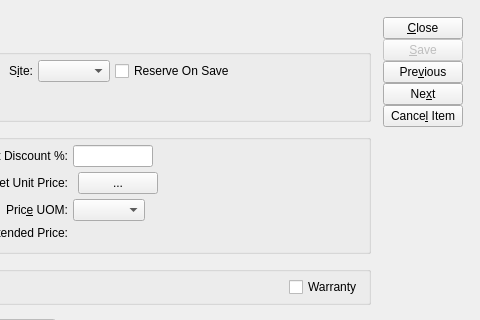
Old version of the form guiclient/salesOrderItem.ui in the repository Pegasus-RPG/xtuple-client; both pictures show x 465 to 945 and y 0 to 320 of the 945 by 856 pixel window.
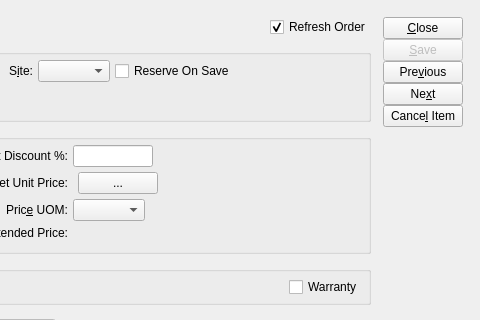
New version of the form. Custom widgets are drawn as their Qt base class.

Commit message: Issue #25187: Allow user to turn off immediate Order Header refresh

Diff of the .ui file:
```diff
--- a/guiclient/salesOrderItem.ui
+++ b/guiclient/salesOrderItem.ui
@@ -150,6 +150,19 @@
          </property>
         </spacer>
        </item>
+       <item>
+        <widget class="XCheckBox" name="_orderRefresh">
+         <property name="toolTip">
+          <string>Refresh the Order Items list immediately on save</string>
+         </property>
+         <property name="text">
+          <string>Refresh Order</string>
+         </property>
+         <property name="checked">
+          <bool>true</bool>
+         </property>
+        </widget>
+       </item>
       </layout>
      </item>
      <item row="0" column="2" rowspan="4">
```
Left out of the diff: 2 changed lines with no effect on the pictures. The commit also changes 1 other file.
